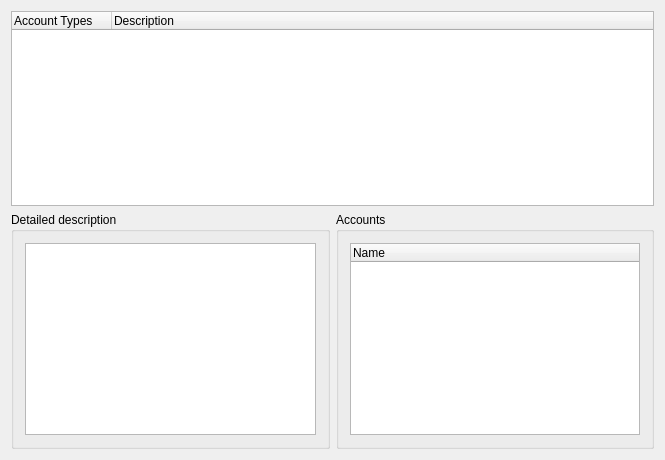
Old version of the form kmymoney/widgets/kaccounttemplateselector.ui in the repository KDE/kmymoney.
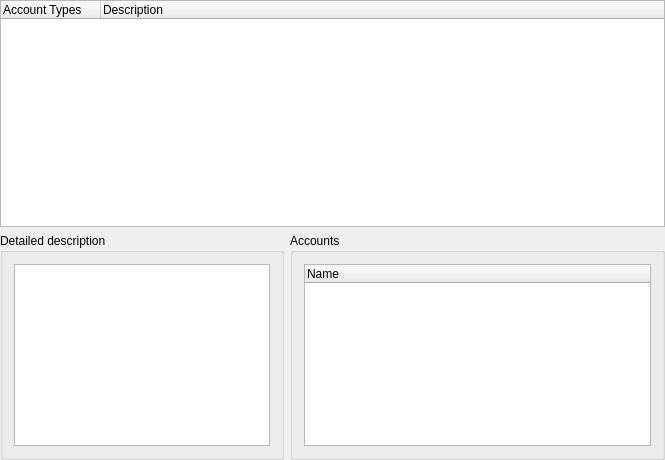
New version of the form. Custom widgets are drawn as their Qt base class.

Commit message:
Improve layout handling in new user dialog
FIXED-IN: 5.1.3

```diff
--- a/kmymoney/widgets/kaccounttemplateselector.ui
+++ b/kmymoney/widgets/kaccounttemplateselector.ui
@@ -10,7 +10,19 @@
     <height>460</height>
    </rect>
   </property>
-  <layout class="QGridLayout" name="gridLayout_3">
+  <layout class="QGridLayout" name="gridLayout_3" rowstretch="1,1">
+   <property name="leftMargin">
+    <number>0</number>
+   </property>
+   <property name="topMargin">
+    <number>0</number>
+   </property>
+   <property name="rightMargin">
+    <number>0</number>
+   </property>
+   <property name="bottomMargin">
+    <number>0</number>
+   </property>
    <item row="0" column="0">
     <widget class="QTreeWidget" name="m_groupList">
      <column>
@@ -26,7 +38,7 @@
     </widget>
    </item>
    <item row="1" column="0">
-    <layout class="QHBoxLayout" name="horizontalLayout">
+    <layout class="QHBoxLayout" name="horizontalLayout" stretch="0,5">
      <item>
       <widget class="QGroupBox" name="groupBox">
        <property name="title">
```
The commit also changes 1 other file.
